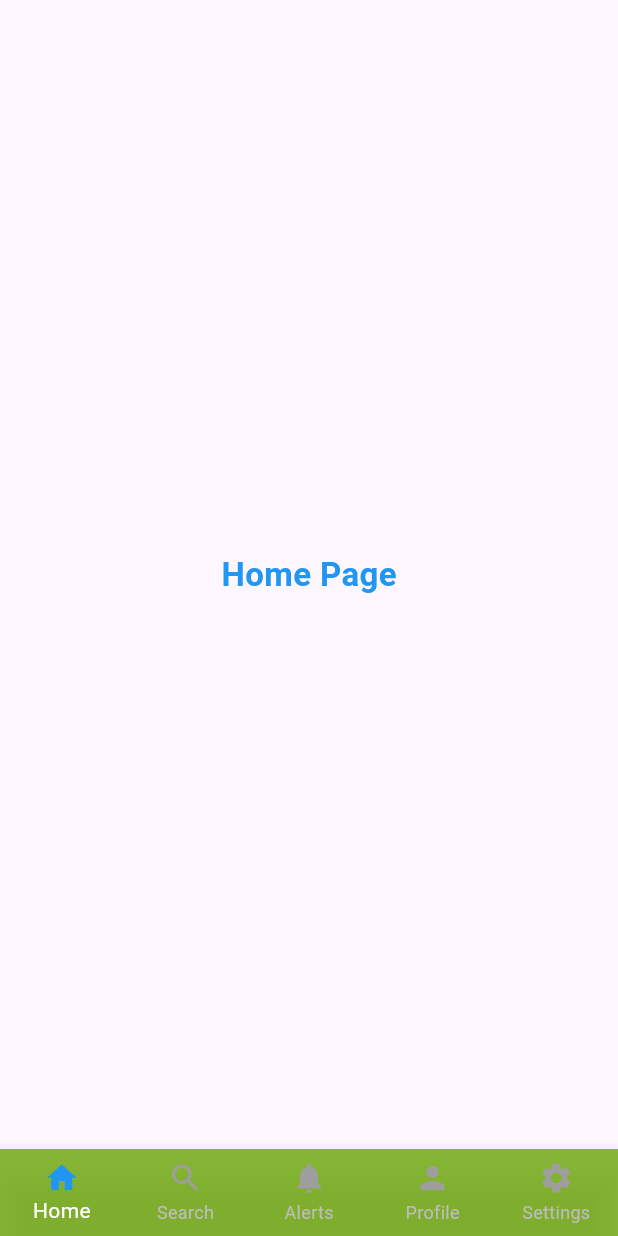
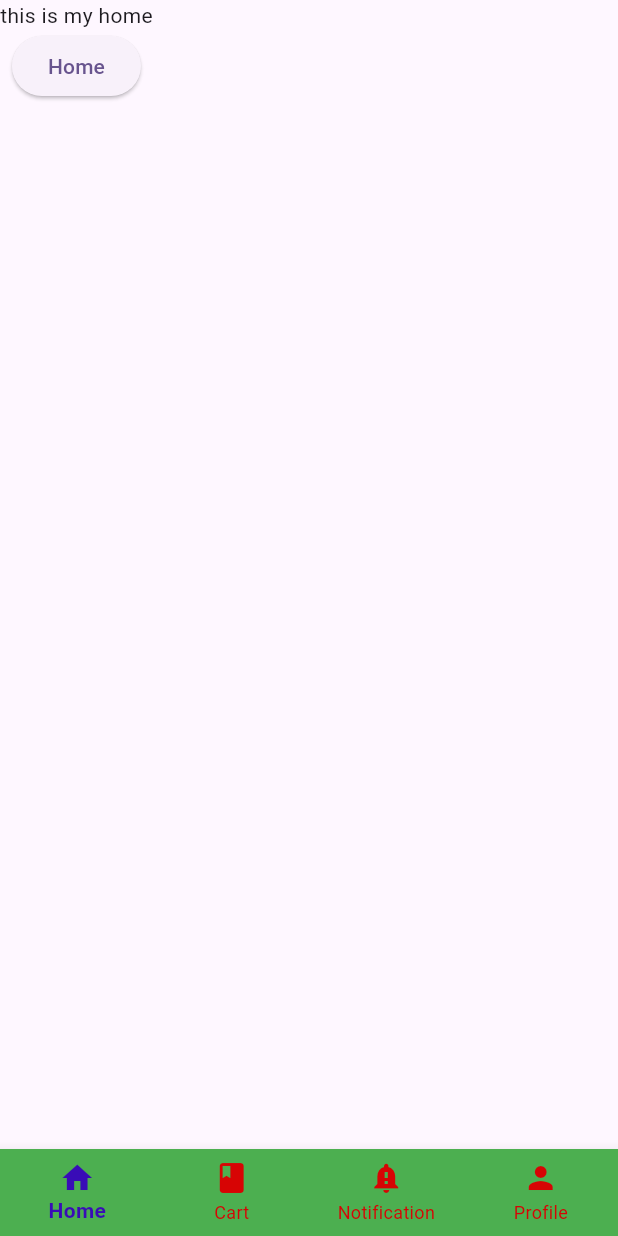
Before and after one commit to samran-hussain12/flutter-practice, a Flutter app: the screen it shows after launch, on a phone screen of 412 x 824 dp. Run offline on Flutter 3.47's test engine with Material 3 defaults, Android fonts, the phone set to English and light mode, and no system bars.

Commit message:
add more screens

```diff
--- a/lib/bottom_navigation.dart
+++ b/lib/bottom_navigation.dart
@@ -11,36 +11,45 @@ class BottomNavigationBarWidget extends StatefulWidget {
 class _BottomNavigationBarWidgetState extends State<BottomNavigationBarWidget> {
   int _selectedIndex = 0;
 
-  static const List<Widget> _widgetOptions = <Widget>[
-    Center(
-        child: Text('Home Page',
-            style: TextStyle(
-                fontSize: 22,
-                fontWeight: FontWeight.bold,
-                color: Colors.blue))),
-    Center(
-        child: Text('Search Page',
-            style: TextStyle(
-                fontSize: 22,
-                fontWeight: FontWeight.bold,
-                color: Colors.green))),
-    Center(
-        child: Text('Notifications',
-            style: TextStyle(
-                fontSize: 22, fontWeight: FontWeight.bold, color: Colors.red))),
-    Center(
-        child: Text('Profile Page',
-            style: TextStyle(
-                fontSize: 22,
-                fontWeight: FontWeight.bold,
-                color: Colors.purple))),
-    Center(
-        child: Text('Settings Page',
-            style: TextStyle(
-                fontSize: 22,
-                fontWeight: FontWeight.bold,
-                color: Colors.orange))),
+  static const String imageUrl =
+      'https://source.unsplash.com/300x200/?technology,nature'; // Network image URL
+
+  static List<Widget> _widgetOptions = <Widget>[
+    buildPage('Home Page', Colors.blue),
+    buildPage('Search Page', Colors.green),
+    buildPage('Notifications', Colors.red),
+    buildPage('Profile Page', Colors.purple),
+    buildPage('Settings Page', Colors.orange),
   ];
+
+  static Widget buildPage(String text, Color color) {
+    return Column(
+      mainAxisAlignment: MainAxisAlignment.center,
+      children: [
+        ClipRRect(
+          borderRadius: BorderRadius.circular(15), // Rounded corners
+          child: FadeInImage.assetNetwork(
+            placeholder:
+                'assets/loading.gif', // Ensure you add a loading GIF or use a built-in progress indicator
+            image: imageUrl,
+            height: 150,
+            width: 150,
+            fit: BoxFit.cover,
+            imageErrorBuilder: (context, error, stackTrace) => Icon(
+                Icons.broken_image,
+                size: 100,
+                color: Colors.red), // Error handling
+          ),
+        ),
+        const SizedBox(height: 20),
+        Text(
+          text,
+          style: TextStyle(
+              fontSize: 22, fontWeight: FontWeight.bold, color: color),
+        ),
+      ],
+    );
+  }
 
   void _onItemTapped(int index) {
     setState(() {
@@ -84,13 +93,11 @@ class _BottomNavigationBarWidgetState extends State<BottomNavigationBarWidget> {
           ),
         ],
         currentIndex: _selectedIndex,
-        selectedItemColor: Colors.white, // Highlighted item color
-        unselectedItemColor:
-            Colors.grey.shade400, // Default color for unselected items
+        selectedItemColor: Colors.white,
+        unselectedItemColor: Colors.grey.shade400,
         onTap: _onItemTapped,
         type: BottomNavigationBarType.fixed,
-        backgroundColor:
-            const Color.fromARGB(221, 118, 173, 25), // Custom background color
+        backgroundColor: const Color.fromARGB(221, 118, 173, 25),
       ),
     );
   }
--- /dev/null
+++ b/lib/dart_set.dart
@@ -0,0 +1,54 @@
+import 'cart.dart';
+import 'notification.dart';
+import 'home_screen.dart';
+import 'profile.dart';
+import 'package:flutter/material.dart';
+
+class Home extends StatefulWidget {
+  const Home({super.key});
+
+  @override
+  State<Home> createState() => _HomeState();
+}
+
+class _HomeState extends State<Home> {
+  int myIndex = 0;
+  List myList = [
+    HomeScreen(),
+    CartScreen(),
+    NotificationScreen(),
+    ProfileScreen(),
+  ];
+
+  @override
+  Widget build(BuildContext context) {
+    return Scaffold(
+        bottomNavigationBar: BottomNavigationBar(
+          onTap: (value) {
+            setState(() {
+              myIndex = value;
+            });
+          },
+          currentIndex: myIndex,
+          backgroundColor: Colors.green,
+          // fixedColor: Colors.green,
+          type: BottomNavigationBarType.fixed,
+          selectedItemColor: const Color.fromARGB(255, 57, 12, 183),
+          unselectedItemColor: const Color.fromARGB(255, 215, 4, 4),
+          selectedLabelStyle: TextStyle(fontWeight: FontWeight.bold),
+          items: [
+            BottomNavigationBarItem(icon: Icon(Icons.home), label: "Home"),
+            BottomNavigationBarItem(icon: Icon(Icons.book), label: "Cart"),
+            BottomNavigationBarItem(
+              backgroundColor: Colors.black,
+              icon: Icon(
+                Icons.notification_important,
+              ),
+              label: "Notification",
+            ),
+            BottomNavigationBarItem(icon: Icon(Icons.person), label: "Profile")
+          ],
+        ),
+        body: SafeArea(child: myList[myIndex]));
+  }
+}
--- /dev/null
+++ b/lib/home_screen.dart
@@ -0,0 +1,19 @@
+import 'package:flutter/material.dart';
+
+class HomeScreen extends StatelessWidget {
+  const HomeScreen({super.key});
+
+  @override
+  Widget build(BuildContext context) {
+    return Column(
+      children: [
+        Text("this is my home"),
+         ElevatedButton(
+          onPressed: () {},
+          child: Text("Home"),
+        )
+      ],
+
+    );
+  }
+}
--- a/lib/main.dart
+++ b/lib/main.dart
@@ -2,6 +2,7 @@ import 'package:flutter/material.dart';
 // import 'MainScreen.dart'; // Import MainScreen.dart
 import 'Login_page.dart'; // Ensure this file exists in the correct path
 import "bottom_navigation.dart";
+import 'dart_set.dart';
 void main() {
   runApp(const MyApp());
 }
@@ -17,7 +18,7 @@ class MyApp extends StatelessWidget {
         colorScheme: ColorScheme.fromSeed(seedColor: Colors.deepPurple),
         useMaterial3: true,
       ),
-      home: const BottomNavigationBarWidget(), // Added const
+      home: const Home(), // Added const
     );
   }
 }
```
Also changed, not shown: lib/cart.dart (added, +18 -0 lines), lib/notification.dart (added, +18 -0 lines), lib/profile.dart (added, +18 -0 lines).
